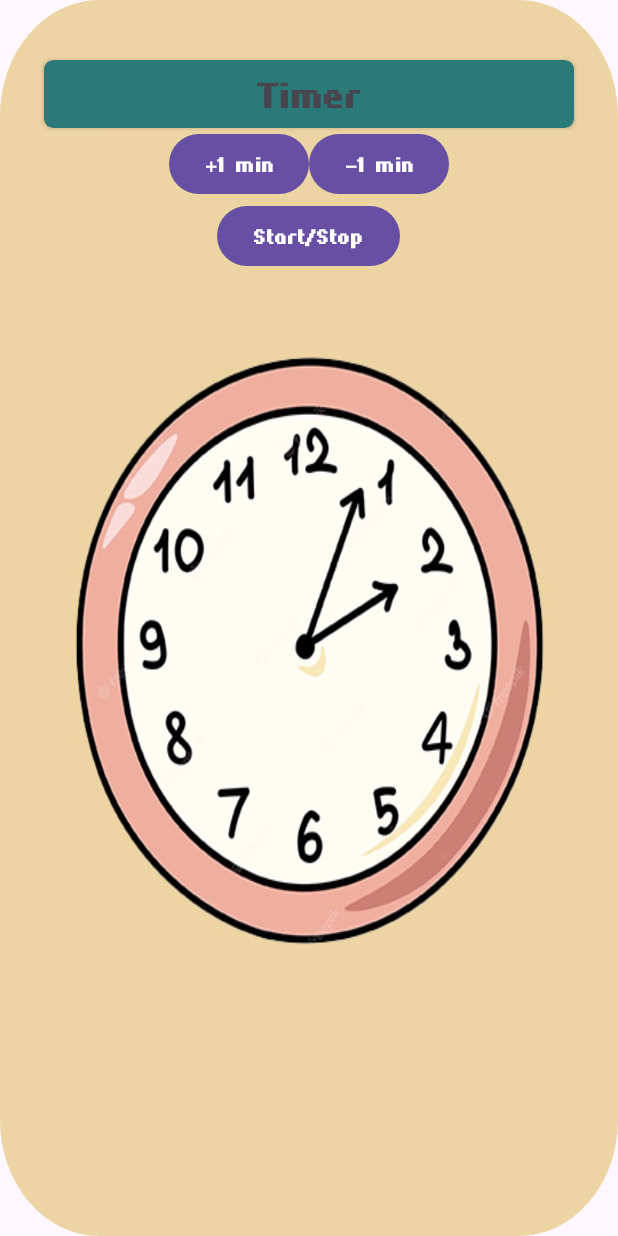
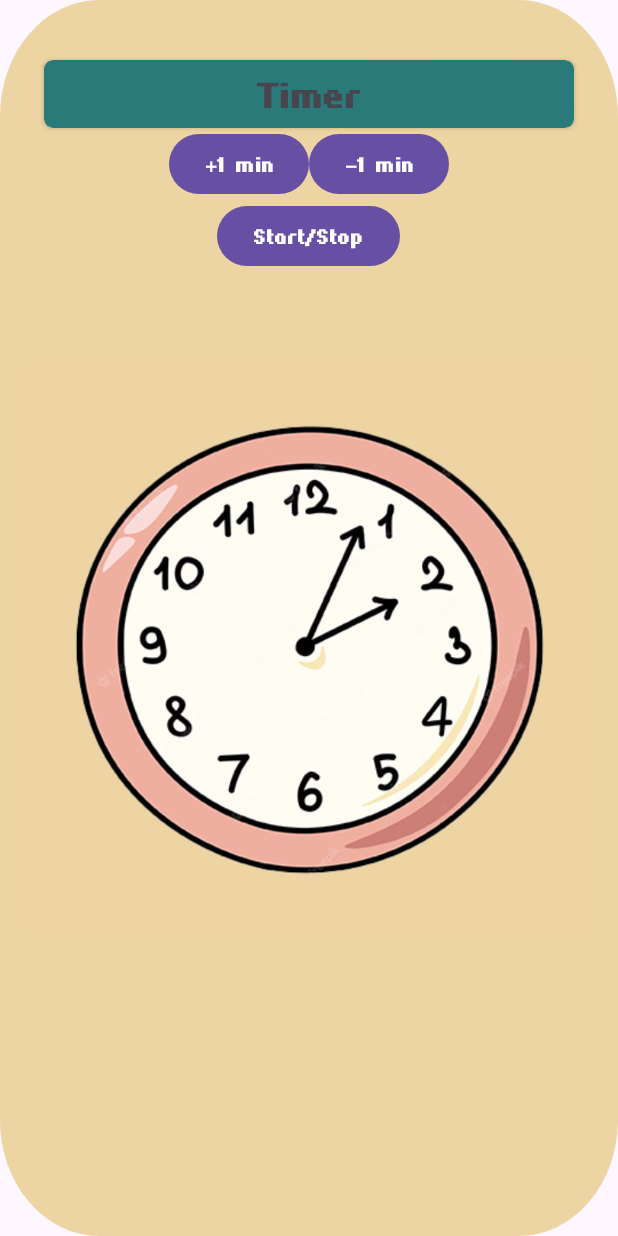
Before and after one commit to duckupus/studylah, an Android app: the fragment ThirdFragment shown on its own in the app's theme, on a phone screen of 412 x 824 dp. Run offline under Robolectric (Android 15) with nearby library versions, the phone set to English and light mode, and no system bars.

Commit message:
CHANGES N STUFF

```diff
--- a/app/src/main/java/com/sp/studylah/Pages/view2.java
+++ b/app/src/main/java/com/sp/studylah/Pages/view2.java
@@ -28,10 +28,7 @@ public class view2 extends AppCompatActivity {
     private DatabaseHelper databaseHelper;
 
     void shareToWhatsApp(String type, String date, String description ) {
-        String message = "I have [workType] [description] at [date]";
-        message = message.replace("[date]", date);
-        message = message.replace("[workType]", type);
-        message = message.replace("[description]", description);
+        String message = "I have " + type + " " + description + " at " + date + ".";
 
         Intent sendIntent = new Intent();
         sendIntent.setAction(Intent.ACTION_SEND);
--- a/app/src/main/res/layout/fragment_third.xml
+++ b/app/src/main/res/layout/fragment_third.xml
@@ -81,7 +81,7 @@
             android:id = "@+id/myImage"
             android:layout_width="wrap_content"
             android:layout_height="wrap_content"
-            android:background="@drawable/clockstudylah"
+            android:src="@drawable/clockstudylah"
             android:layout_gravity="center" />
     </LinearLayout>
 
```
